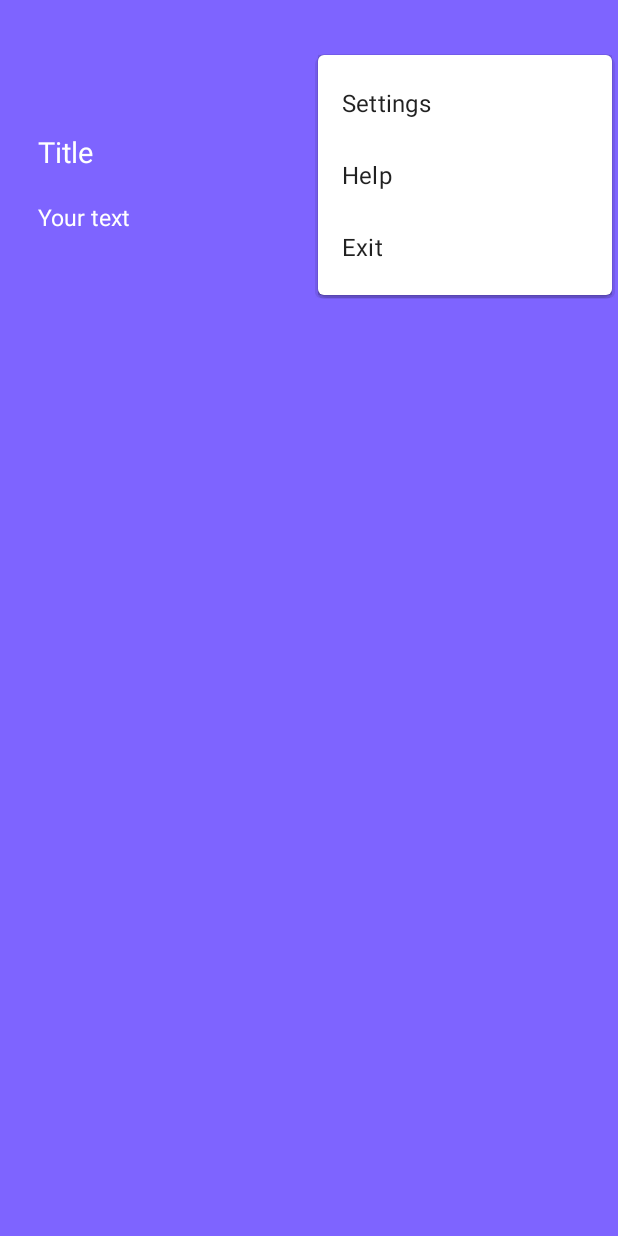
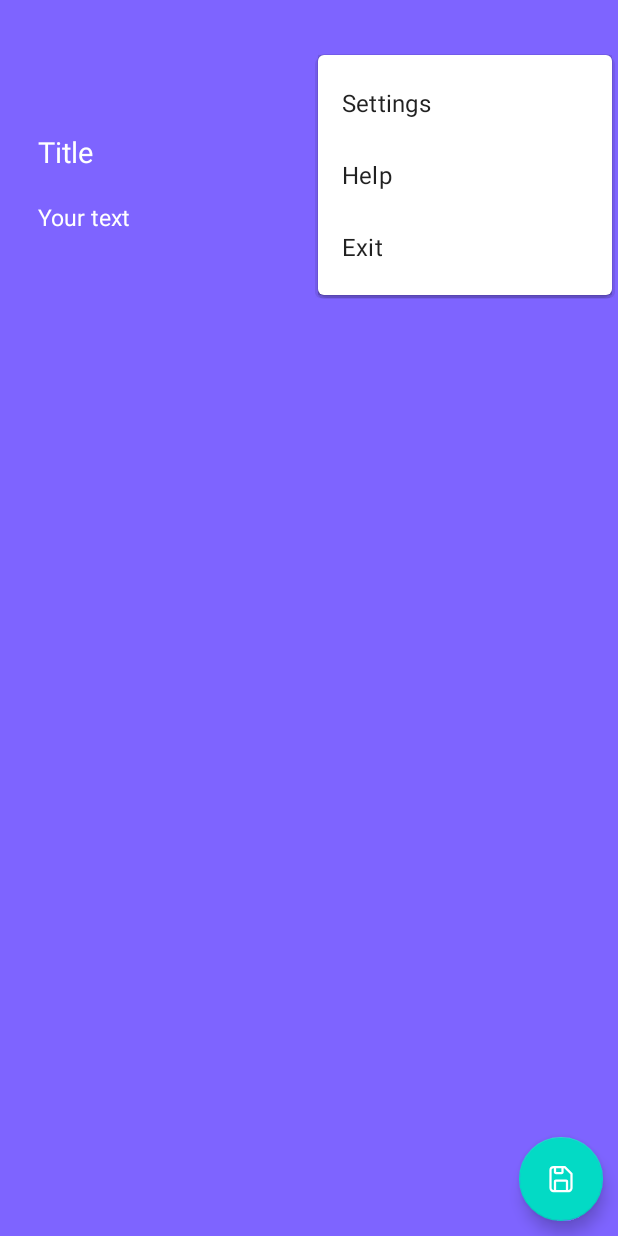
Before and after one commit to Sergey-Miheev/ToDo, an Android app: the NoteEdit screen opened directly, with no data from a screen before it, with the options menu open, on a phone screen of 412 x 824 dp. Run offline under Robolectric (Android 15) with nearby library versions, the phone set to English and light mode, and no system bars; our stand-ins replace Room's generated code.

Commit message:
attach Room db to project, made getting the list of notes and adding them to the db by GUI

```diff
--- /dev/null
+++ b/app/src/main/java/com/example/todo/Dao.kt
@@ -0,0 +1,15 @@
+package com.example.todo
+
+import androidx.room.Dao
+import androidx.room.Insert
+import androidx.room.Query
+import kotlinx.coroutines.flow.Flow
+import models.NoteModel
+
+@Dao
+interface Dao {
+    @Insert
+    fun insertNote(note: NoteModel)
+    @Query("SELECT * FROM note ")
+    fun getAllNotes(): Flow<List<NoteModel>>
+}
--- /dev/null
+++ b/app/src/main/java/com/example/todo/MainDb.kt
@@ -0,0 +1,27 @@
+package com.example.todo
+
+import android.content.Context
+import androidx.room.Database
+import androidx.room.Room
+import androidx.room.RoomDatabase
+import androidx.room.TypeConverters
+import models.DateConverter
+import models.NoteModel
+
+@Database (entities = [NoteModel::class], version = 1)
+@TypeConverters(DateConverter::class)
+abstract class MainDb: RoomDatabase() {
+
+    abstract fun getDao(): Dao
+
+    companion object{
+        fun getDb(context: Context): MainDb{
+            return Room.databaseBuilder(
+                context.applicationContext,
+                MainDb::class.java,
+                "ToDo.db"
+            ).build()
+        }
+    }
+
+}
--- a/app/src/main/java/com/example/todo/Note.kt
+++ b/app/src/main/java/com/example/todo/Note.kt
@@ -1,16 +1,14 @@
 package com.example.todo
 
 import java.io.Serializable
-import java.text.SimpleDateFormat
-import java.util.Date
-import java.util.Locale
 
 // Класс заметка, содержит заголовок, описание и дату создания
-class Note(description: String, title: String): Serializable {
+//@Parcelize
+class Note(title: String, description: String, date: String): Serializable {
 
-    private fun getCurrentDate(): String {
-        return SimpleDateFormat("dd/MM/yyyy", Locale.getDefault()).format(Date())
-    }
+    /*private fun getCurrentDate(date: Date): String {
+        return SimpleDateFormat("dd/MM/yyyy", Locale.getDefault()).format(date)
+    }*/
 
     var title: String = title
         set(value) {
@@ -19,7 +17,10 @@ class Note(description: String, title: String): Serializable {
         get() {
             return field
         }
-    var date: String = getCurrentDate()
+    var date: String = date
+        set(value) {
+            field = value
+        }
         get() {
             return field
         }
--- a/app/src/main/java/com/example/todo/NoteEdit.kt
+++ b/app/src/main/java/com/example/todo/NoteEdit.kt
@@ -1,20 +1,48 @@
 package com.example.todo
 
+import android.content.Intent
 import android.os.Bundle
 import android.widget.EditText
 import androidx.appcompat.app.AppCompatActivity
+import com.example.todo.databinding.ActivityNoteEditBinding
+import models.NoteModel
+import java.util.Date
 
 class NoteEdit : AppCompatActivity() {
 
+    private lateinit var binding: ActivityNoteEditBinding
     override fun onCreate(savedInstanceState: Bundle?) {
         super.onCreate(savedInstanceState)
-        setContentView(R.layout.activity_note_edit)
 
+        binding = ActivityNoteEditBinding.inflate(layoutInflater)
+        setContentView(binding.root)
+
+        val db = MainDb.getDb(this)
+
+        binding.saveNoteFab.setOnClickListener {
+            val note = NoteModel(null,
+                binding.editNoteTitle.text.toString(),
+                binding.editNoteDescription.text.toString(),
+                Date(),
+                false
+            )
+            Thread{
+                db.getDao().insertNote(note)
+            }.start()
+            val intent: Intent = Intent(this, MainActivity::class.java)
+            startActivity(intent)
+        }
+
+        extracted()
+    }
+
+    private fun extracted() {
         //val note = intent.getParcelableExtra()<Note>("note", Note::class.java)
         val arguments = intent.extras
 
-        var note: Note = Note("","")
+        var note: Note = Note("", "", "")
         if (arguments != null) {
+
             @Suppress("DEPRECATION")
             note = arguments.getSerializable(Note::class.java.simpleName) as Note
         }
--- /dev/null
+++ b/app/src/main/res/drawable/save_icon.xml
@@ -0,0 +1,7 @@
+<vector android:autoMirrored="true" android:height="800dp"
+    android:viewportHeight="24" android:viewportWidth="24"
+    android:width="800dp" xmlns:android="http://schemas.android.com/apk/res/android">
+    <path android:fillColor="#000000" android:pathData="M17,20.75H7C6.271,20.75 5.571,20.46 5.055,19.944C4.54,19.429 4.25,18.729 4.25,18V6C4.25,5.271 4.54,4.571 5.055,4.055C5.571,3.54 6.271,3.25 7,3.25H14.5C14.699,3.25 14.889,3.329 15.03,3.47L19.53,8C19.671,8.141 19.75,8.331 19.75,8.53V18C19.75,18.729 19.46,19.429 18.944,19.944C18.429,20.46 17.729,20.75 17,20.75ZM7,4.75C6.668,4.75 6.351,4.882 6.116,5.116C5.882,5.351 5.75,5.668 5.75,6V18C5.75,18.331 5.882,18.649 6.116,18.884C6.351,19.118 6.668,19.25 7,19.25H17C17.331,19.25 17.649,19.118 17.884,18.884C18.118,18.649 18.25,18.331 18.25,18V8.81L14.19,4.75H7Z"/>
+    <path android:fillColor="#000000" android:pathData="M16.75,20H15.25V13.75H8.75V20H7.25V13.5C7.25,13.168 7.382,12.851 7.616,12.616C7.851,12.382 8.168,12.25 8.5,12.25H15.5C15.832,12.25 16.149,12.382 16.384,12.616C16.618,12.851 16.75,13.168 16.75,13.5V20Z"/>
+    <path android:fillColor="#000000" android:pathData="M12.47,8.75H8.53C8.361,8.749 8.193,8.714 8.037,8.648C7.881,8.582 7.74,8.486 7.621,8.365C7.502,8.244 7.408,8.101 7.344,7.944C7.281,7.787 7.249,7.619 7.25,7.45V4H8.75V7.25H12.25V4H13.75V7.45C13.751,7.619 13.719,7.787 13.656,7.944C13.592,8.101 13.498,8.244 13.379,8.365C13.26,8.486 13.119,8.582 12.963,8.648C12.807,8.714 12.639,8.749 12.47,8.75Z"/>
+</vector>
--- a/app/src/main/res/layout/activity_note_edit.xml
+++ b/app/src/main/res/layout/activity_note_edit.xml
@@ -78,4 +78,16 @@
             tools:ignore="LabelFor" />
 
     </androidx.constraintlayout.widget.ConstraintLayout>
+
+    <com.google.android.material.floatingactionbutton.FloatingActionButton
+        android:id="@+id/saveNoteFab"
+        android:layout_width="wrap_content"
+        android:layout_height="wrap_content"
+        app:layout_constraintBottom_toBottomOf="parent"
+        app:layout_constraintRight_toRightOf="parent"
+        android:layout_margin="10dp"
+        android:contentDescription="@string/save_note"
+        android:backgroundTint="@color/teal_200"
+        android:src="@drawable/save_icon"/>
+
 </androidx.constraintlayout.widget.ConstraintLayout>
--- a/app/src/main/res/values/strings.xml
+++ b/app/src/main/res/values/strings.xml
@@ -10,6 +10,7 @@
     <string name="noteTitle">Title</string>
     <string name="noteDescription">Your text</string>
     <string name="noteDate">Date</string>
+    <string name="save_note">Save note</string>
     <item name="note_fab_schedule_icon" type="id" />
     <item name="note_fab_note_icon" type="id" />
     <item name="schedule_fab_schedule_icon" type="id" />
```
Also changed, not shown: app/build.gradle (+11 -3 lines), app/src/main/java/com/example/todo/MainActivity.kt (+77 -58 lines), app/src/main/java/models/DateConverter.kt (added, +21 -0 lines), app/src/main/java/models/NoteModel.kt (added, +20 -0 lines).
